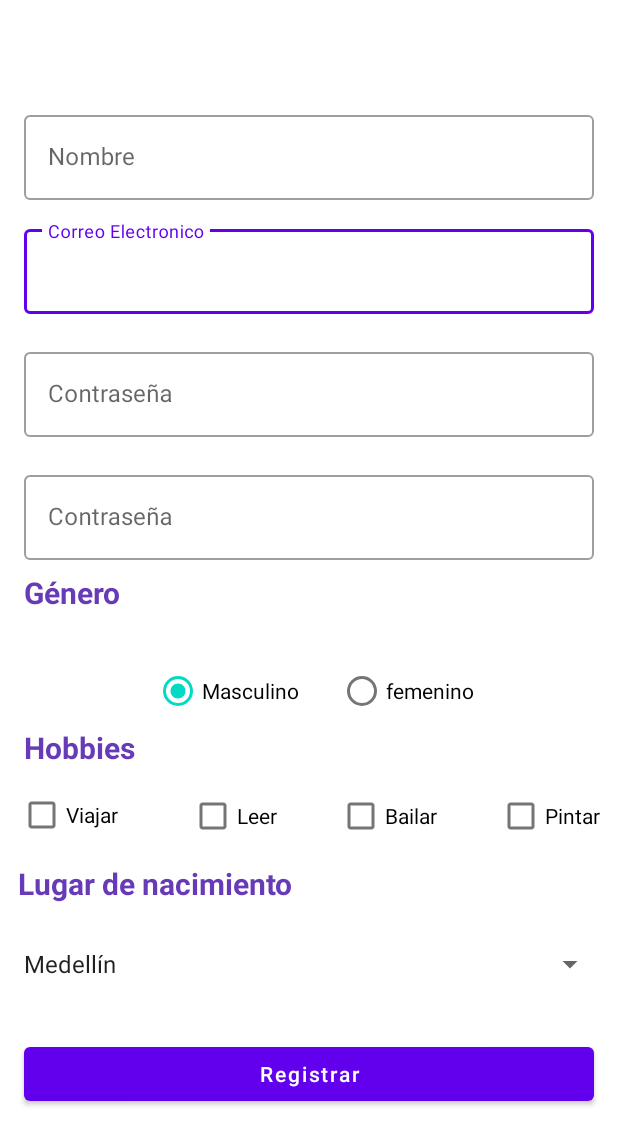
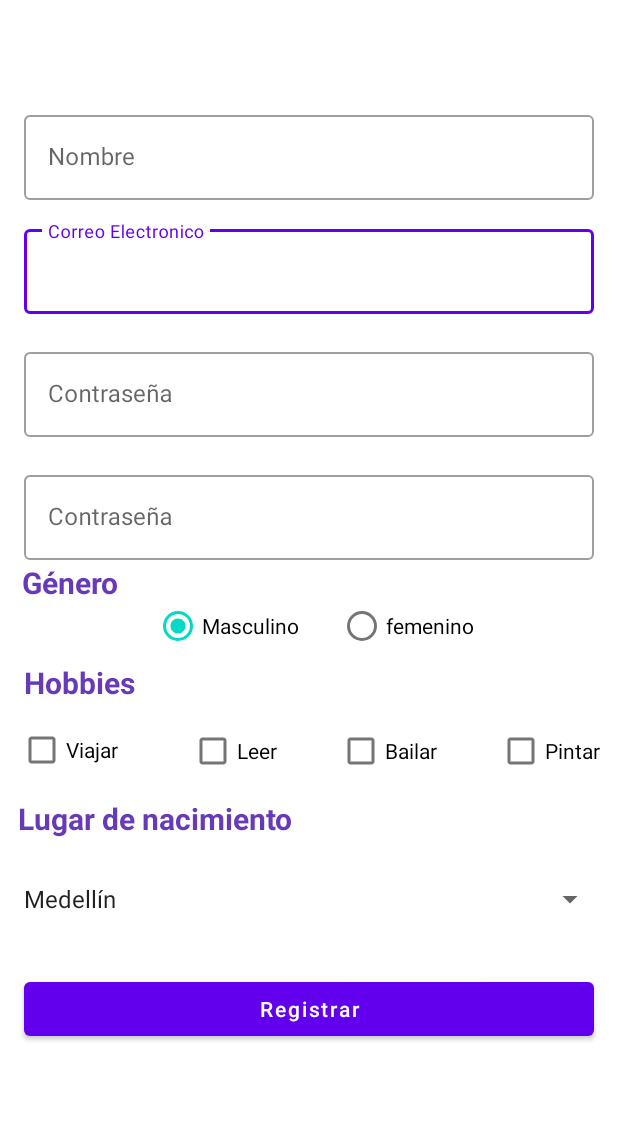
Before and after one commit to sebastianbernalc/Fomulario, an Android app: the layout activity_main.xml on its own in the app's theme, with its tools: preview values and no code run, on a phone screen of 412 x 824 dp. Shown: the top 1145 px of the screen. Run offline under Robolectric (Android 15) with nearby library versions, the phone set to English and light mode, and no system bars.

```diff
--- a/app/src/main/res/layout/activity_main.xml
+++ b/app/src/main/res/layout/activity_main.xml
@@ -130,31 +130,15 @@
             android:inputType="textPassword"/>
     </com.google.android.material.textfield.TextInputLayout>
 
-    <TextView
-        android:id="@+id/genero_text"
-        android:layout_width="385dp"
-        android:layout_height="36dp"
-        android:layout_marginStart="16dp"
-        android:layout_marginTop="8dp"
-        android:layout_marginEnd="16dp"
-        android:text="@string/genero"
-        android:textColor="#673AB7"
-        android:textSize="20sp"
-        android:textStyle="bold"
-        app:layout_constraintEnd_toStartOf="@+id/masculino_botton"
-        app:layout_constraintHorizontal_bias="0.0"
-        app:layout_constraintStart_toStartOf="parent"
-        app:layout_constraintTop_toBottomOf="@+id/password_again_text_input" />
-
     <RadioGroup
         android:id="@+id/genero_radio_group"
         android:layout_width="wrap_content"
         android:layout_height="wrap_content"
-        android:layout_marginTop="9dp"
+        android:layout_marginTop="10dp"
         android:orientation="horizontal"
         app:layout_constraintEnd_toEndOf="parent"
         app:layout_constraintStart_toStartOf="parent"
-        app:layout_constraintTop_toBottomOf="@+id/genero_text">
+        app:layout_constraintTop_toBottomOf="@+id/password_again_text_input">
 
         <RadioButton
             android:id="@+id/masculino_botton"
@@ -268,4 +252,19 @@
         app:layout_constraintStart_toStartOf="parent"
         app:layout_constraintTop_toBottomOf="@+id/textView4" />
 
+    <TextView
+        android:id="@+id/genero_text_file"
+        android:layout_width="wrap_content"
+        android:layout_height="wrap_content"
+        android:layout_marginStart="24dp"
+        android:layout_marginTop="1dp"
+        android:layout_marginEnd="342dp"
+        android:text="@string/genero"
+        android:textColor="#673AB7"
+        android:textSize="20sp"
+        android:textStyle="bold"
+        app:layout_constraintEnd_toEndOf="parent"
+        app:layout_constraintStart_toStartOf="parent"
+        app:layout_constraintTop_toBottomOf="@+id/password_again_text_input" />
+
 </androidx.constraintlayout.widget.ConstraintLayout>
```
